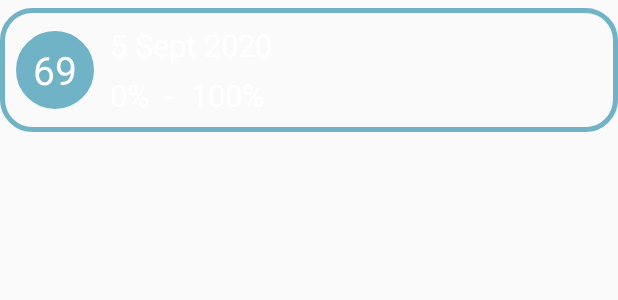
After one commit to Esarve/BetterE, an Android app: the layout historyadapter.xml on its own in the app's theme, with its tools: preview values and no code run, on a phone screen of 412 x 824 dp. The commit adds this screen. Shown: the top 300 px of the screen. Run offline under Robolectric (Android 15) with nearby library versions, the phone set to English and light mode, and no system bars; Roboto replaces fonts that are not available here.

Commit message:
Charging history visible now

```diff
--- a/app/build.gradle
+++ b/app/build.gradle
@@ -82,4 +82,6 @@ dependencies {
     implementation "androidx.lifecycle:lifecycle-common-java8:2.2.0"
     implementation "androidx.lifecycle:lifecycle-viewmodel-ktx:2.2.0"
 
+    implementation 'com.github.CymChad:BaseRecyclerViewAdapterHelper:3.0.4'
+
 }
--- /dev/null
+++ b/app/src/main/java/com/sourav/bettere/adapters/HistoryAdapter.kt
@@ -0,0 +1,40 @@
+/*
+ * Copyright 2020 Sourav Das
+ *
+ * Licensed under the Apache License, Version 2.0 (the "License");
+ * you may not use this file except in compliance with the License.
+ * You may obtain a copy of the License at
+ *
+ *     http://www.apache.org/licenses/LICENSE-2.0
+ *
+ * Unless required by applicable law or agreed to in writing, software
+ * distributed under the License is distributed on an "AS IS" BASIS,
+ * WITHOUT WARRANTIES OR CONDITIONS OF ANY KIND, either express or implied.
+ * See the License for the specific language governing permissions and
+ * limitations under the License.
+ */
+
+package com.sourav.bettere.adapters
+
+import com.chad.library.adapter.base.BaseQuickAdapter
+import com.chad.library.adapter.base.viewholder.BaseViewHolder
+import com.sourav.bettere.R
+import com.sourav.bettere.db.entity.ChargingHistory
+import java.text.SimpleDateFormat
+import java.util.*
+
+class HistoryAdapter(layoutID: Int, data: MutableList<ChargingHistory>) :
+    BaseQuickAdapter<ChargingHistory, BaseViewHolder>(layoutID, data) {
+    override fun convert(holder: BaseViewHolder, item: ChargingHistory) {
+        holder.setText(R.id.historyDate, getDateTime(item.startTime))
+        holder.setText(R.id.historyTo, item.startedFrom.toString().plus("%"))
+        holder.setText(R.id.historyFrom, item.endedAt.toString().plus("%"))
+        holder.setText(R.id.totalPercent, (item.endedAt - item.startedFrom).toString())
+    }
+
+    private fun getDateTime(timestamp: Long): String {
+        val sdf = SimpleDateFormat("yyyy-MM-dd hh:mm a")
+        val now = Date(timestamp)
+        return sdf.format(now)
+    }
+}
--- a/app/src/main/java/com/sourav/bettere/fragments/FragmentGraph.kt
+++ b/app/src/main/java/com/sourav/bettere/fragments/FragmentGraph.kt
@@ -26,12 +26,15 @@ import android.view.ViewGroup
 import androidx.fragment.app.Fragment
 import androidx.lifecycle.Observer
 import androidx.lifecycle.ViewModelProvider
+import androidx.recyclerview.widget.LinearLayoutManager
+import androidx.recyclerview.widget.RecyclerView
 import com.google.android.material.switchmaterial.SwitchMaterial
 import com.sourav.bettere.R
+import com.sourav.bettere.adapters.HistoryAdapter
 import com.sourav.bettere.service.ChargeLoggerService
 import com.sourav.bettere.utils.Constants
+import com.sourav.bettere.utils.Utilities
 import com.sourav.bettere.viewModel.ChargingDataViewModel
-import com.sourav.bettere.utils.Utilities
 import kotlinx.coroutines.Dispatchers
 import kotlinx.coroutines.GlobalScope
 import kotlinx.coroutines.launch
@@ -61,9 +64,17 @@ class FragmentGraph : Fragment() {
 
         val intent: Intent = Intent(mContext, ChargeLoggerService::class.java)
         val mView = inflater.inflate(R.layout.graph_fragment, container, false)
+        val rview: RecyclerView = mView.findViewById(R.id.rvHistory)
         val switch: SwitchMaterial? = mView?.findViewById(R.id.loggerTrigger)
+        val linearLayoutManager = LinearLayoutManager(this.context)
 
-        if (switch!!.isChecked){
+        rview.layoutManager = linearLayoutManager
+        batteryViewModel = ViewModelProvider(this).get(ChargingDataViewModel::class.java)
+        batteryViewModel.readHistoryData.observe(viewLifecycleOwner, Observer { history ->
+            rview.adapter = HistoryAdapter(R.layout.historyadapter, history.toMutableList())
+        })
+
+        if (switch!!.isChecked) {
             Log.d(Constants.GRAPH, "onCreateView: Worker Activated")
         }
 
@@ -91,12 +102,6 @@ class FragmentGraph : Fragment() {
                 }
             }
         }
-
-        batteryViewModel = ViewModelProvider(this).get(ChargingDataViewModel::class.java)
-        batteryViewModel.readHistoryData.observe(viewLifecycleOwner, Observer { history ->
-            //todo: do whatever needs to be done
-        })
-
         return mView
     }
 }
--- a/app/src/main/java/com/sourav/bettere/service/ChargeLoggerService.kt
+++ b/app/src/main/java/com/sourav/bettere/service/ChargeLoggerService.kt
@@ -35,9 +35,9 @@ import com.sourav.bettere.broadcasts.ChargingBroadcast
 import com.sourav.bettere.db.ChargingDB
 import com.sourav.bettere.db.entity.ChargingHistory
 import com.sourav.bettere.db.entity.ChargingLog
+import com.sourav.bettere.listeners.OnChargingListener
 import com.sourav.bettere.repository.HistoryRepository
 import com.sourav.bettere.repository.LogRepository
-import com.sourav.bettere.listeners.OnChargingListener
 import com.sourav.bettere.utils.Constants
 import com.sourav.bettere.utils.RoomHelper
 import kotlinx.coroutines.Dispatchers
@@ -120,7 +120,7 @@ class ChargeLoggerService : Service(), OnChargingListener {
     override fun onStartCommand(intent: Intent?, flags: Int, startId: Int): Int {
         buildNotification()
         startForeground(1, buildNotification())
-        return START_NOT_STICKY
+        return START_STICKY
     }
 
     override fun onCharging() {
--- a/app/src/main/java/com/sourav/bettere/utils/Utilities.kt
+++ b/app/src/main/java/com/sourav/bettere/utils/Utilities.kt
@@ -19,6 +19,7 @@ package com.sourav.bettere.utils
 import android.content.Context
 import android.content.SharedPreferences
 import android.util.Log
+import java.text.SimpleDateFormat
 import java.util.*
 
 class Utilities private constructor(context: Context) {
@@ -86,4 +87,10 @@ class Utilities private constructor(context: Context) {
             else -> throw InputMismatchException("WRONG TYPE BRUH")
         }
     }
+
+    fun getDateTime(timestamp: Long): String {
+        val sdf: SimpleDateFormat = SimpleDateFormat("yyyy-MM-dd hh:mm a")
+        val now: Date = Date(timestamp)
+        return sdf.format(now)
+    }
 }
--- /dev/null
+++ b/app/src/main/res/drawable-v24/layout_adapter_bg.xml
@@ -0,0 +1,28 @@
+<?xml version="1.0" encoding="UTF-8"?>
+<!--
+  ~ Copyright 2020 Sourav Das
+  ~
+  ~ Licensed under the Apache License, Version 2.0 (the "License");
+  ~ you may not use this file except in compliance with the License.
+  ~ You may obtain a copy of the License at
+  ~
+  ~     http://www.apache.org/licenses/LICENSE-2.0
+  ~
+  ~ Unless required by applicable law or agreed to in writing, software
+  ~ distributed under the License is distributed on an "AS IS" BASIS,
+  ~ WITHOUT WARRANTIES OR CONDITIONS OF ANY KIND, either express or implied.
+  ~ See the License for the specific language governing permissions and
+  ~ limitations under the License.
+  -->
+
+<shape xmlns:android="http://schemas.android.com/apk/res/android">
+    <stroke
+        android:width="3dp"
+        android:color="@color/colorAccent" />
+    <corners android:radius="20dp" />
+    <padding
+        android:left="0dp"
+        android:top="0dp"
+        android:right="0dp"
+        android:bottom="0dp" />
+</shape>
--- /dev/null
+++ b/app/src/main/res/drawable/layout_adapter_start_bg.xml
@@ -0,0 +1,29 @@
+<?xml version="1.0" encoding="UTF-8"?>
+<!--
+  ~ Copyright 2020 Sourav Das
+  ~
+  ~ Licensed under the Apache License, Version 2.0 (the "License");
+  ~ you may not use this file except in compliance with the License.
+  ~ You may obtain a copy of the License at
+  ~
+  ~     http://www.apache.org/licenses/LICENSE-2.0
+  ~
+  ~ Unless required by applicable law or agreed to in writing, software
+  ~ distributed under the License is distributed on an "AS IS" BASIS,
+  ~ WITHOUT WARRANTIES OR CONDITIONS OF ANY KIND, either express or implied.
+  ~ See the License for the specific language governing permissions and
+  ~ limitations under the License.
+  -->
+
+<shape xmlns:android="http://schemas.android.com/apk/res/android">
+    <solid android:color="@color/colorAccent" />
+    <stroke
+        android:width="3dp"
+        android:color="@color/colorAccent" />
+    <corners android:radius="50dp" />
+    <padding
+        android:left="0dp"
+        android:top="0dp"
+        android:right="0dp"
+        android:bottom="0dp" />
+</shape>
--- a/app/src/main/res/layout/graph_fragment.xml
+++ b/app/src/main/res/layout/graph_fragment.xml
@@ -1,4 +1,5 @@
-<?xml version="1.0" encoding="utf-8"?><!--
+<?xml version="1.0" encoding="utf-8"?>
+<!--
   ~ Copyright 2020 Sourav Das
   ~
   ~ Licensed under the Apache License, Version 2.0 (the "License");
@@ -63,10 +64,11 @@
             android:textSize="@dimen/_18sdp"/>
 
         <androidx.recyclerview.widget.RecyclerView
-            android:id="@+id/recyclerView"
+            android:id="@+id/rvHistory"
             android:layout_width="match_parent"
             android:layout_height="0dp"
-            android:layout_weight="90"/>
+            android:layout_weight="90"
+            android:scrollbars="vertical" />
     </LinearLayout>
 
     <androidx.constraintlayout.widget.Guideline
--- /dev/null
+++ b/app/src/main/res/layout/historyadapter.xml
@@ -0,0 +1,86 @@
+<?xml version="1.0" encoding="utf-8"?>
+<!--
+  ~ Copyright 2020 Sourav Das
+  ~
+  ~ Licensed under the Apache License, Version 2.0 (the "License");
+  ~ you may not use this file except in compliance with the License.
+  ~ You may obtain a copy of the License at
+  ~
+  ~     http://www.apache.org/licenses/LICENSE-2.0
+  ~
+  ~ Unless required by applicable law or agreed to in writing, software
+  ~ distributed under the License is distributed on an "AS IS" BASIS,
+  ~ WITHOUT WARRANTIES OR CONDITIONS OF ANY KIND, either express or implied.
+  ~ See the License for the specific language governing permissions and
+  ~ limitations under the License.
+  -->
+
+<RelativeLayout xmlns:android="http://schemas.android.com/apk/res/android"
+    android:layout_width="match_parent"
+    android:layout_height="wrap_content"
+    android:padding="@dimen/_8sdp"
+    android:layout_marginTop="@dimen/_4sdp"
+    android:layout_marginBottom="@dimen/_4sdp"
+    android:gravity="center_vertical"
+    android:background="@drawable/layout_adapter_bg"
+    android:orientation="horizontal">
+
+    <TextView
+        android:id="@+id/totalPercent"
+        android:layout_alignParentStart="true"
+        android:layout_width="@dimen/_40sdp"
+        android:layout_height="@dimen/_40sdp"
+        android:gravity="center"
+        android:layout_centerVertical="true"
+        android:background="@drawable/layout_adapter_start_bg"
+        android:text="69"
+        android:textColor="@color/textPrimaryLight"
+        android:textSize="@dimen/_20ssp" />
+
+    <TextView
+        android:id="@+id/historyDate"
+        android:layout_toEndOf="@+id/totalPercent"
+        android:layout_marginStart="@dimen/_8sdp"
+        android:layout_width="wrap_content"
+        android:layout_height="wrap_content"
+        android:text="5 Sept 2020"
+        android:textColor="@color/textPrimaryLight"
+        android:textSize="@dimen/_16ssp" />
+
+    <TextView
+        android:id="@+id/historyTo"
+        android:layout_width="wrap_content"
+        android:layout_height="wrap_content"
+        android:layout_marginStart="@dimen/_8sdp"
+        android:layout_marginTop="@dimen/_4sdp"
+        android:layout_below="@+id/historyDate"
+        android:layout_toEndOf="@+id/totalPercent"
+        android:text="0%"
+        android:textColor="@color/textPrimaryLight"
+        android:textSize="@dimen/_16ssp" />
+
+    <TextView
+        android:id="@+id/to"
+        android:layout_width="wrap_content"
+        android:layout_height="wrap_content"
+        android:layout_marginStart="@dimen/_8sdp"
+        android:layout_marginTop="@dimen/_4sdp"
+        android:layout_below="@+id/historyDate"
+        android:layout_toEndOf="@+id/historyTo"
+        android:text="-"
+        android:textColor="@color/textPrimaryLight"
+        android:textSize="@dimen/_16ssp" />
+
+    <TextView
+        android:id="@+id/historyFrom"
+        android:layout_width="wrap_content"
+        android:layout_height="wrap_content"
+        android:layout_below="@+id/historyDate"
+        android:layout_marginStart="@dimen/_8sdp"
+        android:layout_marginTop="@dimen/_4sdp"
+        android:layout_toEndOf="@+id/to"
+        android:text="100%"
+        android:textColor="@color/textPrimaryLight"
+        android:textSize="@dimen/_16ssp" />
+
+</RelativeLayout>
```
